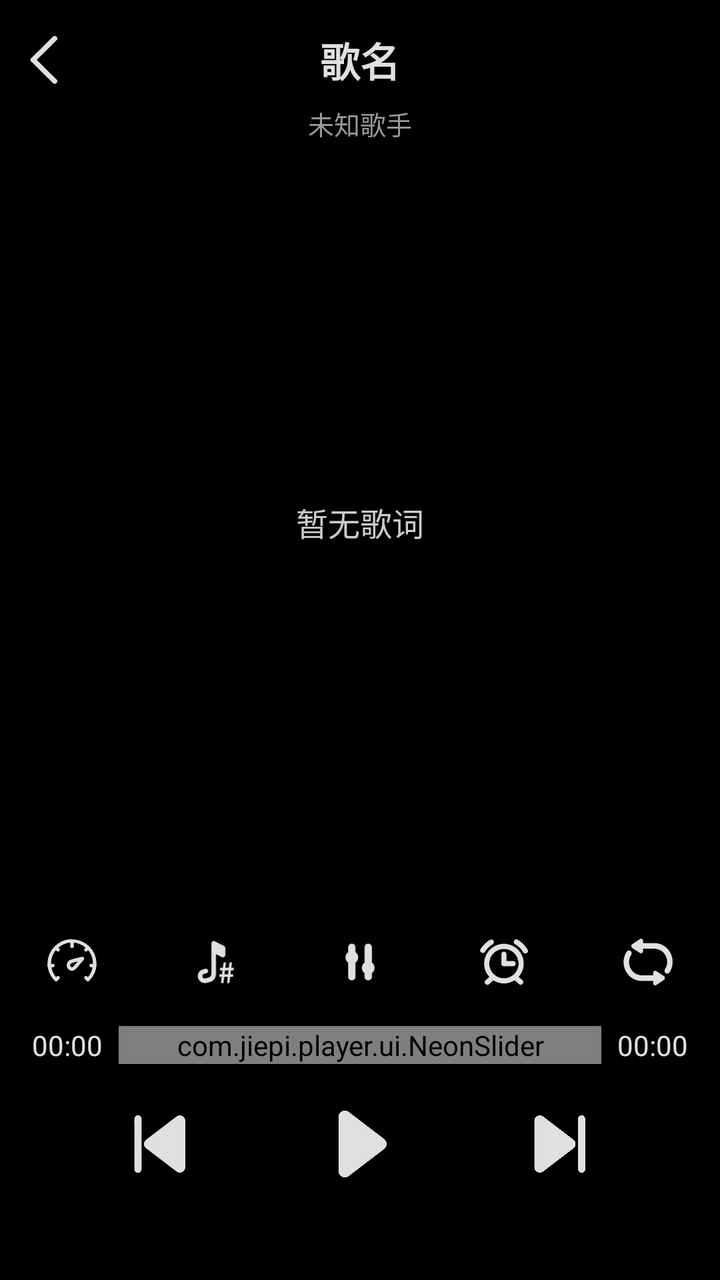
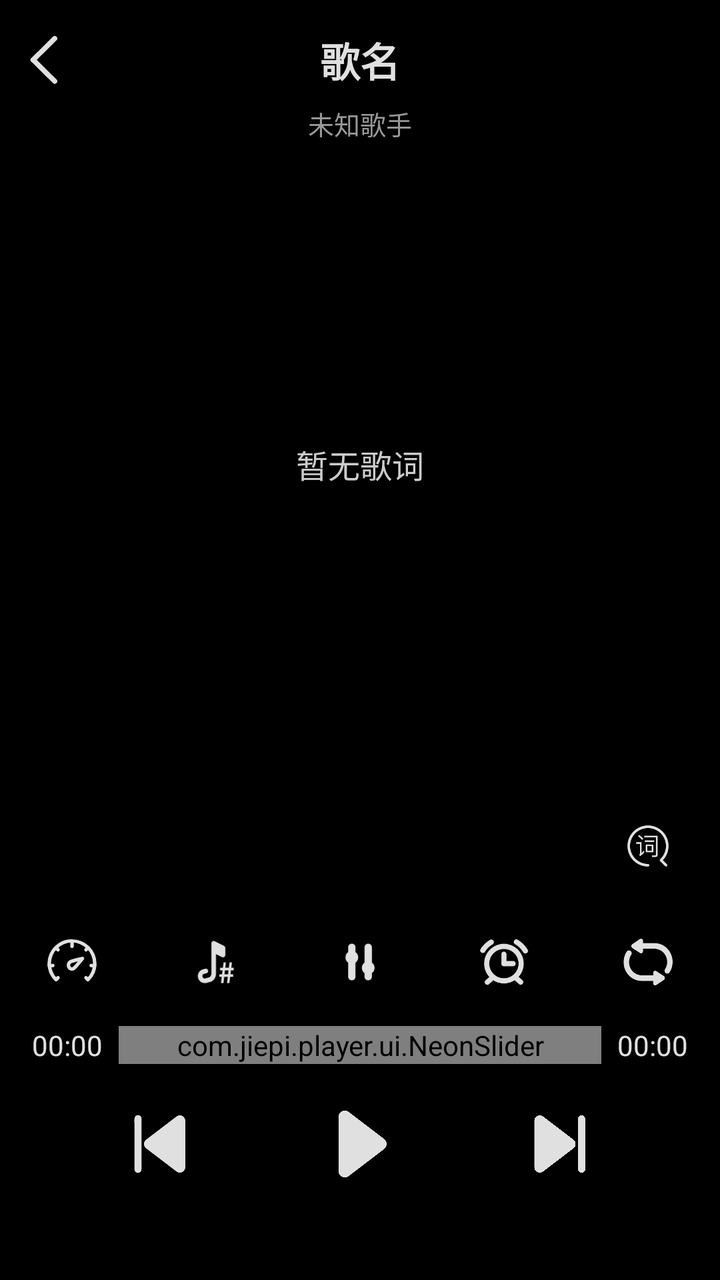

An Android layout rendered at two revisions. The XML below is the earlier revision; the diff shows what the commit changed to produce the second picture.
<!-- AndroidManifest.xml: application theme Theme.Jiepi -->
<!-- res/layout/fragment_play.xml -->
<?xml version="1.0" encoding="utf-8"?>
<LinearLayout xmlns:android="http://schemas.android.com/apk/res/android"
    android:layout_width="match_parent"
    android:layout_height="match_parent"
    android:background="#000000"
    android:orientation="vertical">

    
    <LinearLayout
        android:layout_width="match_parent"
        android:layout_height="wrap_content"
        android:orientation="vertical"
        android:paddingTop="8dp">

        <LinearLayout
            android:layout_width="match_parent"
            android:layout_height="wrap_content"
            android:orientation="horizontal"
            android:gravity="center_vertical">

            <ImageView
                android:id="@+id/btn_back"
                android:layout_width="44dp"
                android:layout_height="44dp"
                android:padding="10dp"
                android:src="@drawable/ic_play_back"
                android:tint="@color/jp_soft_white"
                android:contentDescription="返回" />

            <TextView
                android:id="@+id/song_title"
                android:layout_width="0dp"
                android:layout_height="wrap_content"
                android:layout_weight="1"
                android:gravity="center"
                android:paddingEnd="44dp"
                android:text="歌名"
                android:textColor="@color/jp_soft_white"
                android:textSize="20sp"
                android:textStyle="bold" />
        </LinearLayout>

        
        <TextView
            android:id="@+id/artist_title"
            android:layout_width="match_parent"
            android:layout_height="wrap_content"
            android:gravity="center"
            android:paddingStart="44dp"
            android:paddingEnd="44dp"
            android:paddingBottom="4dp"
            android:text="未知歌手"
            android:textColor="#999999"
            android:textSize="13sp" />
    </LinearLayout>

    
    <LinearLayout
        android:layout_width="match_parent"
        android:layout_height="0dp"
        android:layout_weight="1"
        android:orientation="vertical"
        android:gravity="center">

        
        <FrameLayout
            android:id="@+id/lyric_box"
            android:layout_width="match_parent"
            android:layout_height="144dp"
            android:layout_gravity="center"
            android:padding="16dp"
            android:clipChildren="true"
            android:visibility="gone">

            
            <LinearLayout
                android:layout_width="match_parent"
                android:layout_height="wrap_content"
                android:layout_gravity="center"
                android:orientation="vertical">

                
                <TextView
                    android:id="@+id/lyric_top"
                    android:layout_width="wrap_content"
                    android:layout_height="wrap_content"
                    android:layout_gravity="start"
                    android:gravity="start|center_vertical"
                    android:paddingStart="36dp"
                    android:paddingEnd="24dp"
                    android:maxLines="2"
                    android:ellipsize="end"
                    android:textColor="#888888"
                    android:textSize="14sp" />

                
                <TextView
                    android:id="@+id/lyric_bottom"
                    android:layout_width="wrap_content"
                    android:layout_height="wrap_content"
                    android:layout_gravity="end"
                    android:gravity="end|center_vertical"
                    android:layout_marginTop="10dp"
                    android:paddingStart="24dp"
                    android:paddingEnd="36dp"
                    android:maxLines="2"
                    android:ellipsize="end"
                    android:textColor="#888888"
                    android:textSize="14sp" />
            </LinearLayout>
        </FrameLayout>

        
        <TextView
            android:id="@+id/lyric_text"
            android:layout_width="match_parent"
            android:layout_height="wrap_content"
            android:gravity="center"
            android:padding="24dp"
            android:text="暂无歌词"
            android:textColor="#CCCCCC"
            android:textSize="16sp"
            android:lineSpacingExtra="12dp"
            android:visibility="visible" />
    </LinearLayout>

    
    <LinearLayout
        android:id="@+id/panel_func"
        android:layout_width="match_parent"
        android:layout_height="wrap_content"
        android:orientation="horizontal"
        android:gravity="center_vertical"
        android:paddingTop="8dp"
        android:paddingBottom="0dp">

        <ImageView
            android:id="@+id/btn_speed"
            android:layout_width="0dp"
            android:layout_height="52dp"
            android:layout_weight="1"
            android:padding="12dp"
            android:src="@drawable/ic_play_speed"
            android:tint="@color/jp_soft_white"
            android:contentDescription="变速" />

        <ImageView
            android:id="@+id/btn_pitch"
            android:layout_width="0dp"
            android:layout_height="52dp"
            android:layout_weight="1"
            android:padding="12dp"
            android:src="@drawable/ic_play_pitch"
            android:tint="@color/jp_soft_white"
            android:contentDescription="变调" />

        <ImageView
            android:id="@+id/btn_equalizer"
            android:layout_width="0dp"
            android:layout_height="52dp"
            android:layout_weight="1"
            android:padding="12dp"
            android:src="@drawable/ic_play_equalizer"
            android:tint="@color/jp_soft_white"
            android:contentDescription="均衡" />

        <ImageView
            android:id="@+id/btn_timer"
            android:layout_width="0dp"
            android:layout_height="52dp"
            android:layout_weight="1"
            android:padding="12dp"
            android:src="@drawable/ic_play_timer"
            android:tint="@color/jp_soft_white"
            android:contentDescription="定时关闭" />

        <ImageView
            android:id="@+id/btn_loop"
            android:layout_width="0dp"
            android:layout_height="52dp"
            android:layout_weight="1"
            android:padding="12dp"
            android:src="@drawable/ic_play_repeat"
            android:tint="@color/jp_soft_white"
            android:contentDescription="播放模式" />
    </LinearLayout>

    
    <LinearLayout
        android:id="@+id/panel_progress"
        android:layout_width="match_parent"
        android:layout_height="wrap_content"
        android:orientation="horizontal"
        android:gravity="center_vertical"
        android:paddingStart="16dp"
        android:paddingEnd="16dp"
        android:paddingTop="6dp">

        <TextView
            android:id="@+id/time_current"
            android:layout_width="wrap_content"
            android:layout_height="wrap_content"
            android:text="00:00"
            android:textColor="@color/jp_soft_white"
            android:textSize="14sp" />

        <com.jiepi.player.ui.NeonSlider
            android:id="@+id/seek_bar"
            android:layout_width="0dp"
            android:layout_height="wrap_content"
            android:layout_weight="1"
            android:layout_marginStart="8dp"
            android:layout_marginEnd="8dp" />

        <TextView
            android:id="@+id/time_total"
            android:layout_width="wrap_content"
            android:layout_height="wrap_content"
            android:text="00:00"
            android:textColor="@color/jp_soft_white"
            android:textSize="14sp" />
    </LinearLayout>

    
    <LinearLayout
        android:id="@+id/panel_controls"
        android:layout_width="match_parent"
        android:layout_height="wrap_content"
        android:gravity="center"
        android:orientation="horizontal"
        android:paddingTop="12dp"
        android:paddingBottom="40dp">

        <ImageView
            android:id="@+id/btn_previous"
            android:layout_width="48dp"
            android:layout_height="48dp"
            android:layout_marginEnd="48dp"
            android:src="@drawable/ic_play_previous"
            android:tint="@color/jp_soft_white"
            android:contentDescription="上一首" />

        <ImageView
            android:id="@+id/btn_play_pause"
            android:layout_width="56dp"
            android:layout_height="56dp"
            android:src="@drawable/ic_play_play"
            android:tint="@color/jp_soft_white"
            android:contentDescription="播放暂停" />

        <ImageView
            android:id="@+id/btn_next"
            android:layout_width="48dp"
            android:layout_height="48dp"
            android:layout_marginStart="48dp"
            android:src="@drawable/ic_play_next"
            android:tint="@color/jp_soft_white"
            android:contentDescription="下一首" />
    </LinearLayout>
</LinearLayout>
<!-- resources referenced by this layout -->
<resources>
  <color name="jp_soft_white">#FFE0E0E0</color>
  <!-- drawable ic_play_back (drawable) -->
  <vector xmlns:android="http://schemas.android.com/apk/res/android" android:height="24dp" android:viewportHeight="1024" android:viewportWidth="1024" android:width="24dp">
  
      <path android:fillColor="#000000" android:pathData="M702.2,16a54.8,54.8 0,0 1,76.8 -0.2,53.1 53.1,0 0,1 0.2,75.8L318.6,547.3a54.8,54.8 0,0 1,-76.8 0.2,53.1 53.1,0 0,1 -0.2,-75.8L702.2,16z"/>
  
      <path android:fillColor="#000000" android:pathData="M779.1,927.5a53.1,53.1 0,0 1,-0.2 75.8,54.8 54.8,0 0,1 -76.8,-0.2L241.6,547.3a53.1,53.1 0,0 1,0.2 -75.8,54.8 54.8,0 0,1 76.8,0.2L779.1,927.5z"/>
  
  </vector>
  <!-- drawable ic_play_next (drawable) -->
  <vector xmlns:android="http://schemas.android.com/apk/res/android" android:height="24dp" android:viewportHeight="1024" android:viewportWidth="1024" android:width="24dp">
        
      <path android:fillColor="#000000" android:pathData="M655.7,465.6L332.1,218.6c-38.4,-29.3 -93.8,-1.9 -93.8,46.4v494c0,48.3 55.4,75.7 93.8,46.4l323.7,-247c30.6,-23.4 30.6,-69.4 0,-92.8zM781.1,780.8V451.7v-164.6c0,-19.6 5.9,-60.5 -17.1,-75.8 -25.5,-17.1 -59.7,1.2 -59.7,31.9v493.7c0,19.6 -5.9,60.5 17,75.8 25.5,17.1 59.8,-1.2 59.8,-31.9z"/>
      
  </vector>
  <!-- drawable ic_play_play (drawable) -->
  <vector xmlns:android="http://schemas.android.com/apk/res/android" android:height="24dp" android:viewportHeight="1024" android:viewportWidth="1024" android:width="24dp">
        
      <path android:fillColor="#000000" android:pathData="M732.5,465.6c-107.9,-82.3 -215.8,-164.7 -323.7,-247 -38.4,-29.3 -93.8,-1.9 -93.8,46.4v494c0,48.3 55.4,75.7 93.8,46.4 107.9,-82.3 215.8,-164.7 323.7,-247 30.6,-23.4 30.6,-69.4 0,-92.8z"/>
      
  </vector>
  <!-- drawable ic_play_previous (drawable) -->
  <vector xmlns:android="http://schemas.android.com/apk/res/android" android:height="24dp" android:viewportHeight="1024" android:viewportWidth="1024" android:width="24dp">
        
      <path android:fillColor="#000000" android:pathData="M364.3,465.6L688,218.6c38.4,-29.3 93.8,-1.9 93.8,46.4v494c0,48.3 -55.4,75.7 -93.8,46.4L364.3,558.4c-30.6,-23.4 -30.6,-69.4 0,-92.8zM238.9,780.8V451.7v-164.6c0,-19.6 -5.9,-60.5 17.1,-75.8 25.5,-17.1 59.7,1.2 59.7,31.9v493.7c0,19.6 5.9,60.5 -17,75.8 -25.5,17.1 -59.8,-1.2 -59.8,-31.9z"/>
      
  </vector>
  <color name="purple_500">#FF6200EE</color>
  <color name="purple_700">#FF3700B3</color>
  <color name="white">#FFFFFFFF</color>
  <color name="teal_200">#FF03DAC5</color>
  <color name="teal_700">#FF018786</color>
  <color name="black">#FF000000</color>
  <!-- unchanged entries left out for length: 7 -->
</resources>

<!-- the commit's change to res/layout/fragment_play.xml (unified diff, before → after) -->
@@ -111,6 +111,15 @@
         </FrameLayout>
 
         
+        <ProgressBar
+            android:id="@+id/lyric_loading"
+            style="?android:attr/progressBarStyleSmall"
+            android:layout_width="wrap_content"
+            android:layout_height="wrap_content"
+            android:layout_gravity="center"
+            android:indeterminateTint="#CCCCCC"
+            android:visibility="gone" />
+
         <TextView
             android:id="@+id/lyric_text"
             android:layout_width="match_parent"
@@ -139,6 +148,7 @@
             android:layout_width="0dp"
             android:layout_height="52dp"
             android:layout_weight="1"
+            android:layout_gravity="bottom"
             android:padding="12dp"
             android:src="@drawable/ic_play_speed"
             android:tint="@color/jp_soft_white"
@@ -149,6 +159,7 @@
             android:layout_width="0dp"
             android:layout_height="52dp"
             android:layout_weight="1"
+            android:layout_gravity="bottom"
             android:padding="12dp"
             android:src="@drawable/ic_play_pitch"
             android:tint="@color/jp_soft_white"
@@ -159,6 +170,7 @@
             android:layout_width="0dp"
             android:layout_height="52dp"
             android:layout_weight="1"
+            android:layout_gravity="bottom"
             android:padding="12dp"
             android:src="@drawable/ic_play_equalizer"
             android:tint="@color/jp_soft_white"
@@ -169,20 +181,39 @@
             android:layout_width="0dp"
             android:layout_height="52dp"
             android:layout_weight="1"
+            android:layout_gravity="bottom"
             android:padding="12dp"
             android:src="@drawable/ic_play_timer"
             android:tint="@color/jp_soft_white"
             android:contentDescription="定时关闭" />
 
-        <ImageView
-            android:id="@+id/btn_loop"
-            android:layout_width="0dp"
-            android:layout_height="52dp"
-            android:layout_weight="1"
-            android:padding="12dp"
-            android:src="@drawable/ic_play_repeat"
-            android:tint="@color/jp_soft_white"
-            android:contentDescription="播放模式" />
+        
+        <LinearLayout
+            android:layout_width="0dp"
+            android:layout_height="wrap_content"
+            android:layout_weight="1"
+            android:orientation="vertical"
+            android:gravity="center_horizontal">
+
+            <ImageView
+                android:id="@+id/btn_download_lyric"
+                android:layout_width="match_parent"
+                android:layout_height="52dp"
+                android:layout_marginBottom="6dp"
+                android:padding="12dp"
+                android:src="@drawable/ic_play_lrc"
+                android:tint="@color/jp_soft_white"
+                android:contentDescription="下载歌词" />
+
+            <ImageView
+                android:id="@+id/btn_loop"
+                android:layout_width="match_parent"
+                android:layout_height="52dp"
+                android:padding="12dp"
+                android:src="@drawable/ic_play_repeat"
+                android:tint="@color/jp_soft_white"
+                android:contentDescription="播放模式" />
+        </LinearLayout>
     </LinearLayout>
 
     
<!-- resource entries referenced after the edit -->
@@ -8,6 +8,12 @@
   
       <path android:fillColor="#000000" android:pathData="M779.1,927.5a53.1,53.1 0,0 1,-0.2 75.8,54.8 54.8,0 0,1 -76.8,-0.2L241.6,547.3a53.1,53.1 0,0 1,0.2 -75.8,54.8 54.8,0 0,1 76.8,0.2L779.1,927.5z"/>
   
+  </vector>
+  <!-- drawable ic_play_lrc (drawable) -->
+  <vector xmlns:android="http://schemas.android.com/apk/res/android" android:height="24dp" android:viewportHeight="1024" android:viewportWidth="1024" android:width="24dp">
+        
+      <path android:fillColor="#000000" android:pathData="M298,442.4l0,30.9 64.9,0 0,178.2c0,7.2 -3.6,13.4 -9.8,19.3l12.5,28.7c27.8,-19.7 54.2,-42.5 78.8,-68l-8.5,-34.5c-15.2,15.7 -29.1,29.5 -42.1,41.6L393.8,442.4 298,442.4zM350.8,309.9l-22.4,21.9c32.2,24.2 58.2,47.5 77,69.4l21.9,-22.4C406.8,355.5 381.3,332.7 350.8,309.9zM578.3,597.7l-77,0 0,-82.4 77,0L578.3,597.7zM469.9,487.2 L469.9,625.9l138.8,0L608.7,487.2 469.9,487.2zM453.8,407.5l0,30.9 172.8,0L626.6,407.5 453.8,407.5zM641.8,714.1c31.3,0 47.5,-15.2 47.5,-44.8L689.3,324.2 443.5,324.2l0,30.4 214,0L657.5,660c0,16.1 -7.6,24.2 -22.4,24.2l-52.8,-0.9 8.1,30.9L641.8,714.1zM858.3,845.4c9.4,9.3 9.6,24.5 0.3,33.9 -9.3,9.4 -24.5,9.6 -33.9,0.3l-91.2,-89.8c-8.4,-8.3 -9.4,-21.2 -3,-30.6 1.3,-2.9 3.1,-5.5 5.5,-7.8 65.8,-61.6 103.8,-147.4 103.8,-239.3 0,-181 -146.8,-327.8 -327.8,-327.8S184.2,331 184.2,512s146.8,327.8 327.8,327.8c13.2,0 24,10.7 24,24 0,13.2 -10.7,24 -24,24 -207.5,0 -375.7,-168.2 -375.7,-375.7s168.2,-375.7 375.7,-375.7 375.7,168.2 375.7,375.7c0,98.3 -37.9,190.5 -104.2,259.7L858.3,845.4z"/>
+      
   </vector>
   <!-- drawable ic_play_next (drawable) -->
   <vector xmlns:android="http://schemas.android.com/apk/res/android" android:height="24dp" android:viewportHeight="1024" android:viewportWidth="1024" android:width="24dp">
